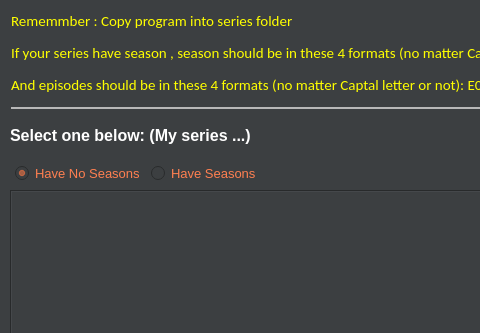
The window that ProgramFile/SeriesEpiCoun.ui (bestmahdi2/SeriesEpisodeCounter) describes before a commit, drawn with Qt 5; both pictures show x 0 to 480 and y 0 to 333 of the 822 by 608 pixel window.
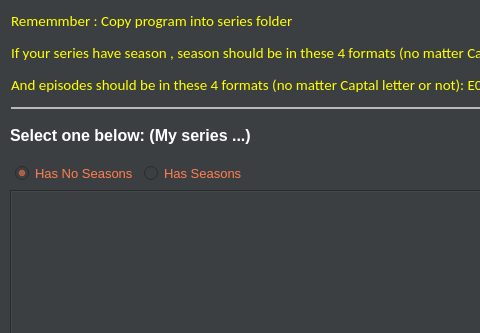
The same window after the commit.

Commit message: have changed to has in checkbox

What changed in the file:
```diff
--- a/ProgramFile/SeriesEpiCoun.ui
+++ b/ProgramFile/SeriesEpiCoun.ui
@@ -65,7 +65,7 @@
      <verstretch>0</verstretch>
     </sizepolicy>
    </property>
-   <widget class="QWidget" name="">
+   <widget class="QWidget" name="layoutWidget">
     <property name="geometry">
      <rect>
       <x>10</x>
@@ -104,7 +104,7 @@
         <string notr="true">color:#FF7F50</string>
        </property>
        <property name="text">
-        <string>Have No Seasons</string>
+        <string>Has No Seasons</string>
        </property>
        <property name="checked">
         <bool>true</bool>
@@ -137,7 +137,7 @@
         <string notr="true">color:#FF7F50</string>
        </property>
        <property name="text">
-        <string>Have Seasons</string>
+        <string>Has Seasons</string>
        </property>
       </widget>
      </item>
```
Left out of the diff: 1 changed line with no effect on the pictures. The commit also changes 1 other file.
